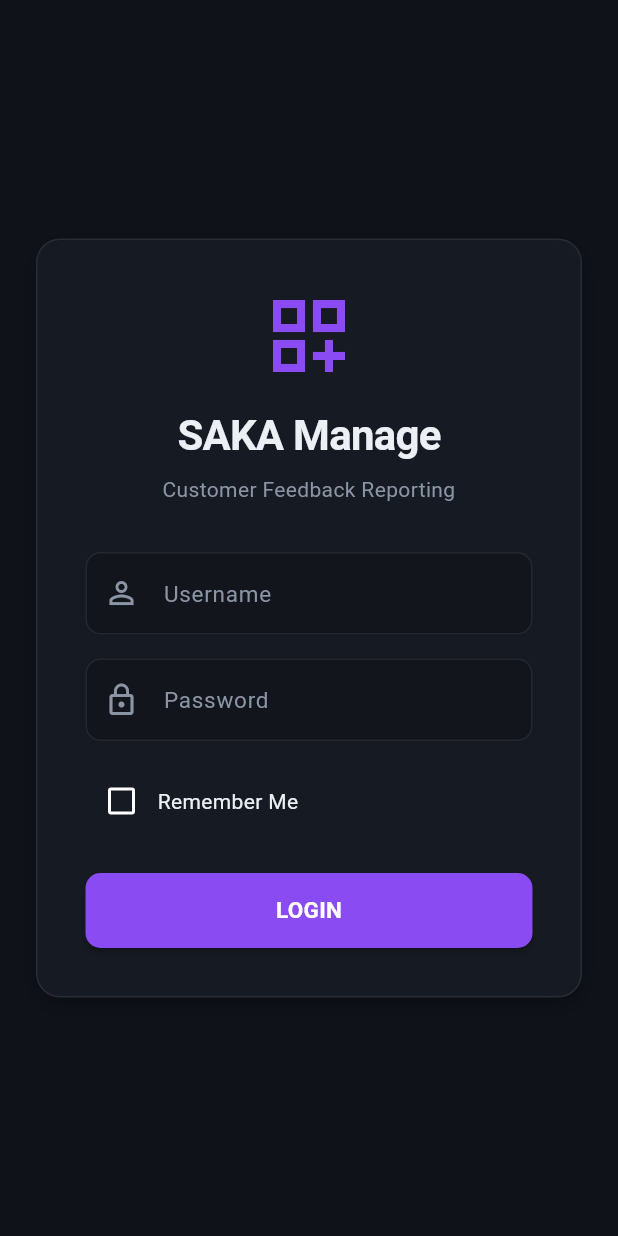
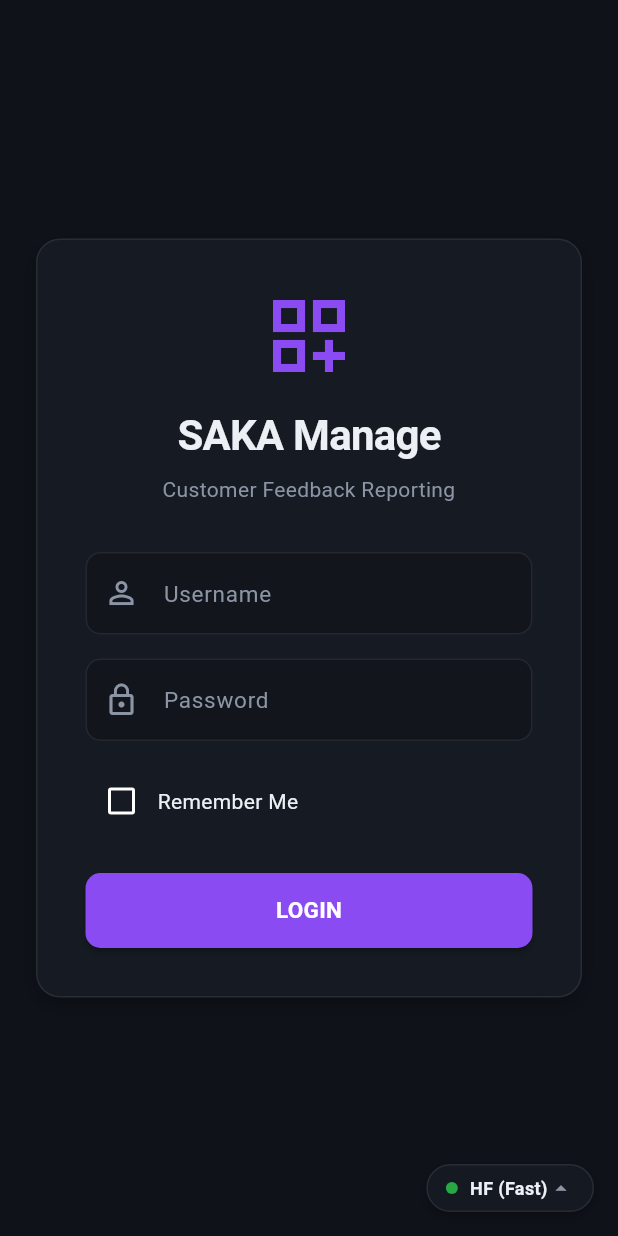
Before and after one commit to JavaBool/SAKA-Manage, a Flutter app: the screen it shows after launch, on a phone screen of 412 x 824 dp. Run offline on Flutter 3.47's test engine with Material 3 defaults, Android fonts, the phone set to English and light mode, and no system bars; our stand-ins replace connectivity_plus, dio, file_picker, firebase_core, firebase_messaging, flutter_riverpod and 4 more; accounts and stored records are empty.

Commit message:
Add ServerSwitcherWidget to client apps for dynamic server selection

```diff
--- a/client_flutter/lib/core/api_client.dart
+++ b/client_flutter/lib/core/api_client.dart
@@ -9,11 +9,11 @@ class ApiClient {
   // Primary API endpoint config
   static const String apiBaseUrl = String.fromEnvironment(
     'BACKEND_URL',
-    defaultValue: 'https://saka-manage.onrender.com/api/v1',
+    defaultValue: 'https://javabool-sakamanage.hf.space/api/v1',
   );
 
-  ApiClient() : dio = Dio(BaseOptions(
-    baseUrl: apiBaseUrl,
+  ApiClient({String? baseUrl}) : dio = Dio(BaseOptions(
+    baseUrl: baseUrl ?? apiBaseUrl,
     connectTimeout: const Duration(seconds: 90),
     receiveTimeout: const Duration(seconds: 90),
   )) {
--- a/client_flutter/lib/core/providers.dart
+++ b/client_flutter/lib/core/providers.dart
@@ -12,8 +12,37 @@ import 'package:client_flutter/features/notifications/repository/notifications_r
 import 'package:client_flutter/core/sync_controller.dart';
 
 // Core Providers
+final backendUrlProvider = StateNotifierProvider<BackendUrlNotifier, String>((ref) {
+  return BackendUrlNotifier(ref.watch(storageProvider));
+});
+
+class BackendUrlNotifier extends StateNotifier<String> {
+  final FlutterSecureStorage _storage;
+  static const String key = 'selected_backend_url';
+
+  static const String huggingFaceUrl = 'https://javabool-sakamanage.hf.space/api/v1';
+  static const String renderUrl = 'https://saka-manage.onrender.com/api/v1';
+
+  BackendUrlNotifier(this._storage) : super(huggingFaceUrl) {
+    _loadUrl();
+  }
+
+  Future<void> _loadUrl() async {
+    final saved = await _storage.read(key: key);
+    if (saved != null && (saved == renderUrl || saved == huggingFaceUrl)) {
+      state = saved;
+    }
+  }
+
+  Future<void> setUrl(String url) async {
+    await _storage.write(key: key, value: url);
+    state = url;
+  }
+}
+
 final Provider<ApiClient> apiClientProvider = Provider<ApiClient>((Ref ref) {
-  final client = ApiClient();
+  final activeUrl = ref.watch(backendUrlProvider);
+  final client = ApiClient(baseUrl: activeUrl);
   client.onUnauthorized = () {
     ref.read(authStateProvider.notifier).logout();
   };
--- /dev/null
+++ b/client_flutter/lib/core/server_switcher.dart
@@ -0,0 +1,106 @@
+import 'package:flutter/material.dart';
+import 'package:flutter_riverpod/flutter_riverpod.dart';
+import 'package:client_flutter/core/providers.dart';
+import 'package:client_flutter/core/theme.dart';
+
+class ServerSwitcherWidget extends ConsumerWidget {
+  const ServerSwitcherWidget({super.key});
+
+  @override
+  Widget build(BuildContext context, WidgetRef ref) {
+    final activeUrl = ref.watch(backendUrlProvider);
+    final notifier = ref.read(backendUrlProvider.notifier);
+
+    final isHf = activeUrl == BackendUrlNotifier.huggingFaceUrl;
+    final serverName = isHf ? "HF (Fast)" : "Render (Backup)";
+    final serverColor = isHf ? AppTheme.success : AppTheme.warning;
+
+    return Container(
+      decoration: BoxDecoration(
+        color: AppTheme.darkCard.withOpacity(0.9),
+        borderRadius: BorderRadius.circular(24),
+        border: Border.all(color: AppTheme.borderColor),
+        boxShadow: const [
+          BoxShadow(
+            color: Colors.black26,
+            blurRadius: 6,
+            offset: Offset(0, 3),
+          ),
+        ],
+      ),
+      padding: const EdgeInsets.symmetric(horizontal: 4),
+      child: PopupMenuButton<String>(
+        tooltip: "Change server",
+        offset: const Offset(0, -90),
+        onSelected: (url) async {
+          if (url != activeUrl) {
+            await notifier.setUrl(url);
+            if (context.mounted) {
+              ScaffoldMessenger.of(context).clearSnackBars();
+              ScaffoldMessenger.of(context).showSnackBar(
+                SnackBar(
+                  content: Text(
+                    "Switched to ${url == BackendUrlNotifier.huggingFaceUrl ? 'Hugging Face' : 'Render'} server",
+                    style: const TextStyle(color: Colors.white, fontWeight: FontWeight.w500),
+                  ),
+                  backgroundColor: AppTheme.primary,
+                  behavior: SnackBarBehavior.floating,
+                  shape: RoundedRectangleBorder(borderRadius: BorderRadius.circular(8)),
+                  duration: const Duration(seconds: 2),
+                ),
+              );
+            }
+          }
+        },
+        itemBuilder: (context) => [
+          const PopupMenuItem(
+            value: BackendUrlNotifier.huggingFaceUrl,
+            child: Row(
+              children: [
+                Icon(Icons.bolt, color: AppTheme.success, size: 18),
+                SizedBox(width: 8),
+                Text("Hugging Face (Fast)", style: TextStyle(fontSize: 13, fontWeight: FontWeight.w500)),
+              ],
+            ),
+          ),
+          const PopupMenuItem(
+            value: BackendUrlNotifier.renderUrl,
+            child: Row(
+              children: [
+                Icon(Icons.cloud_queue, color: AppTheme.warning, size: 18),
+                SizedBox(width: 8),
+                Text("Render.com (Backup)", style: TextStyle(fontSize: 13, fontWeight: FontWeight.w500)),
+              ],
+            ),
+          ),
+        ],
+        child: Padding(
+          padding: const EdgeInsets.symmetric(vertical: 6, horizontal: 8),
+          child: Row(
+            mainAxisSize: MainAxisSize.min,
+            children: [
+              Container(
+                width: 8,
+                height: 8,
+                decoration: BoxDecoration(
+                  color: serverColor,
+                  shape: BoxShape.circle,
+                ),
+              ),
+              const SizedBox(width: 8),
+              Text(
+                serverName,
+                style: const TextStyle(
+                  color: AppTheme.textMain,
+                  fontSize: 12,
+                  fontWeight: FontWeight.bold,
+                ),
+              ),
+              const Icon(Icons.arrow_drop_up, color: AppTheme.textMuted, size: 18),
+            ],
+          ),
+        ),
+      ),
+    );
+  }
+}
--- a/client_flutter/lib/features/auth/presentation/login_screen.dart
+++ b/client_flutter/lib/features/auth/presentation/login_screen.dart
@@ -4,6 +4,7 @@ import 'package:go_router/go_router.dart';
 import 'package:dio/dio.dart';
 import 'package:client_flutter/core/providers.dart';
 import 'package:client_flutter/core/theme.dart';
+import 'package:client_flutter/core/server_switcher.dart';
 
 class LoginScreen extends ConsumerStatefulWidget {
   const LoginScreen({super.key});
@@ -101,7 +102,9 @@ class _LoginScreenState extends ConsumerState<LoginScreen> {
   @override
   Widget build(BuildContext context) {
     return Scaffold(
-      body: SafeArea(
+      body: Stack(
+        children: [
+          SafeArea(
             child: Center(
               child: SingleChildScrollView(
                 padding: const EdgeInsets.all(24.0),
@@ -214,6 +217,13 @@ class _LoginScreenState extends ConsumerState<LoginScreen> {
               ),
             ),
           ),
+          Positioned(
+            bottom: 16,
+            right: 16,
+            child: const ServerSwitcherWidget(),
+          ),
+        ],
+      ),
     );
   }
 }
```
Also changed, not shown: client_flutter/lib/features/dashboard/presentation/dashboard_frame.dart (+23 -4 lines). Lines whose indentation alone changed are shown as unchanged.
